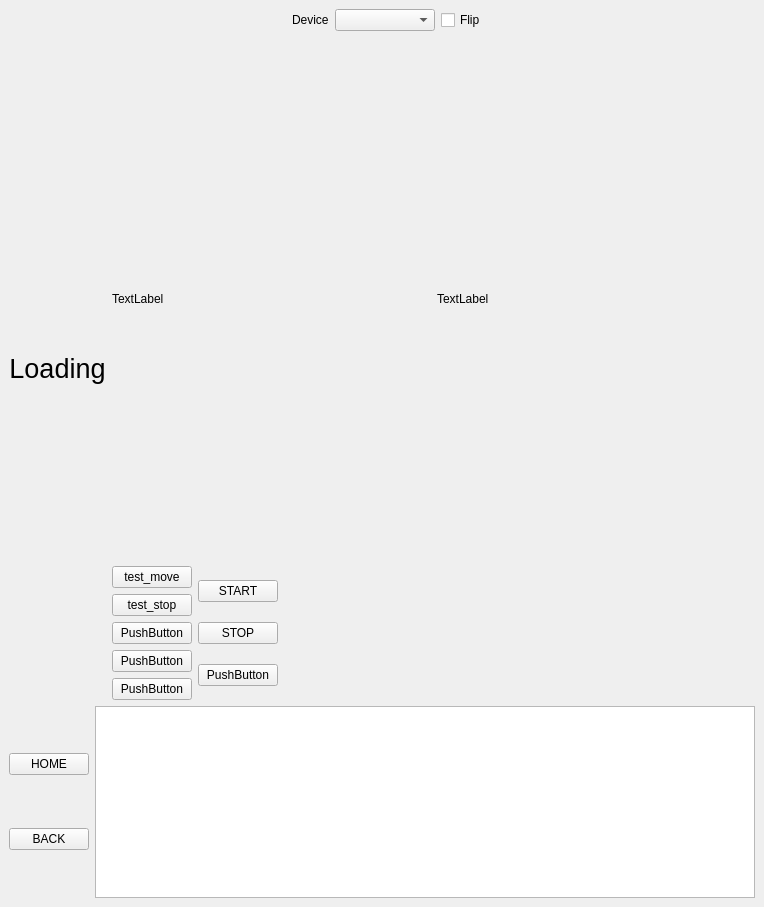
Cerber2ol8/DnfWorkDeploy, file main.ui: the form before one commit.
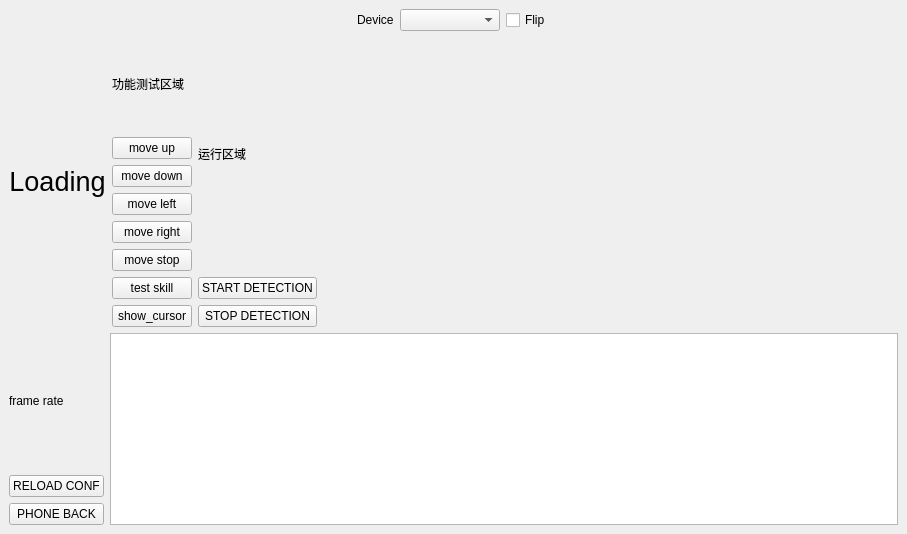
The form after the commit.

The edit to the form file:
```diff
--- a/main.ui
+++ b/main.ui
@@ -6,8 +6,8 @@
    <rect>
     <x>0</x>
     <y>0</y>
-    <width>764</width>
-    <height>907</height>
+    <width>907</width>
+    <height>534</height>
    </rect>
   </property>
   <property name="windowTitle">
@@ -21,14 +21,7 @@
        <enum>QLayout::SetFixedSize</enum>
       </property>
       <item>
-       <layout class="QHBoxLayout" name="horizontalLayout_4" stretch="0,0,0,0,0,0">
-        <item>
-         <widget class="QLabel" name="label_fps">
-          <property name="text">
-           <string/>
-          </property>
-         </widget>
-        </item>
+       <layout class="QHBoxLayout" name="horizontalLayout_4" stretch="0,0,0,0,0">
         <item>
          <spacer name="horizontalSpacer_3">
           <property name="orientation">
@@ -104,59 +97,65 @@
           <item>
            <layout class="QVBoxLayout" name="verticalLayout_3">
             <item>
-             <layout class="QHBoxLayout" name="horizontalLayout_11">
-              <item>
-               <widget class="QLabel" name="label_info2">
-                <property name="text">
-                 <string>TextLabel</string>
-                </property>
-               </widget>
-              </item>
-              <item>
-               <widget class="QLabel" name="label_info1">
-                <property name="text">
-                 <string>TextLabel</string>
-                </property>
-               </widget>
-              </item>
-             </layout>
+             <layout class="QHBoxLayout" name="horizontalLayout_11"/>
             </item>
             <item>
              <layout class="QHBoxLayout" name="horizontalLayout_10">
               <item>
                <layout class="QVBoxLayout" name="verticalLayout_13">
                 <item>
-                 <widget class="QPushButton" name="button_test_move">
+                 <widget class="QLabel" name="label_info2">
                   <property name="text">
-                   <string>test_move</string>
+                   <string>功能测试区域</string>
                   </property>
                  </widget>
                 </item>
                 <item>
                  <widget class="QPushButton" name="button_test_stop">
                   <property name="text">
-                   <string>test_stop</string>
+                   <string>move up</string>
                   </property>
                  </widget>
                 </item>
                 <item>
                  <widget class="QPushButton" name="pushButton_3">
                   <property name="text">
-                   <string>PushButton</string>
+                   <string>move down</string>
                   </property>
                  </widget>
                 </item>
                 <item>
                  <widget class="QPushButton" name="pushButton">
                   <property name="text">
-                   <string>PushButton</string>
+                   <string>move left</string>
                   </property>
                  </widget>
                 </item>
                 <item>
                  <widget class="QPushButton" name="pushButton_2">
                   <property name="text">
-                   <string>PushButton</string>
+                   <string>move right</string>
+                  </property>
+                 </widget>
+                </item>
+                <item>
+                 <widget class="QPushButton" name="button_move_stop">
+                  <property name="text">
+                   <string>move stop</string>
+                  </property>
+                 </widget>
+                </item>
+                <item>
+                 <widget class="QPushButton" name="button_test_skill">
+                  <property name="text">
+                   <string>test skill</string>
+                  </property>
+                 </widget>
+                </item>
+                <item>
+                 <widget class="QPushButton" name="button_cursor">
+                  <property name="text">
+                   <string>show_cursor</string>
                   </property>
                  </widget>
                 </item>
@@ -164,24 +163,24 @@
               </item>
               <item>
                <layout class="QVBoxLayout" name="verticalLayout_15">
+                <item>
+                 <widget class="QLabel" name="label_info1">
+                  <property name="text">
+                   <string>运行区域</string>
+                  </property>
+                 </widget>
+                </item>
                 <item>
                  <widget class="QPushButton" name="button_start">
                   <property name="text">
-                   <string>START</string>
+                   <string>START DETECTION</string>
                   </property>
                  </widget>
                 </item>
                 <item>
                  <widget class="QPushButton" name="button_stop">
                   <property name="text">
-                   <string>STOP</string>
-                  </property>
-                 </widget>
-                </item>
-                <item>
-                 <widget class="QPushButton" name="pushButton_6">
-                  <property name="text">
-                   <string>PushButton</string>
+                   <string>STOP DETECTION</string>
                   </property>
                  </widget>
                 </item>
@@ -219,23 +218,34 @@
         <item>
          <layout class="QVBoxLayout" name="verticalLayout_2">
           <item>
-           <widget class="QPushButton" name="button_home">
+           <widget class="QLabel" name="label_fps">
             <property name="text">
-             <string>HOME</string>
+             <string>frame rate</string>
+            </property>
+           </widget>
+          </item>
+          <item>
+           <widget class="QPushButton" name="button_reload">
+            <property name="text">
+             <string>RELOAD CONF</string>
             </property>
            </widget>
           </item>
           <item>
            <widget class="QPushButton" name="button_back">
             <property name="text">
-             <string>BACK</string>
+             <string>PHONE BACK</string>
             </property>
            </widget>
           </item>
          </layout>
         </item>
         <item>
-         <widget class="QTextEdit" name="textEdit"/>
+         <widget class="QTextEdit" name="textEdit">
+          <property name="readOnly">
+           <bool>true</bool>
+          </property>
+         </widget>
         </item>
        </layout>
       </item>
```
Left out of the diff: 8 changed lines with no effect on the pictures.
